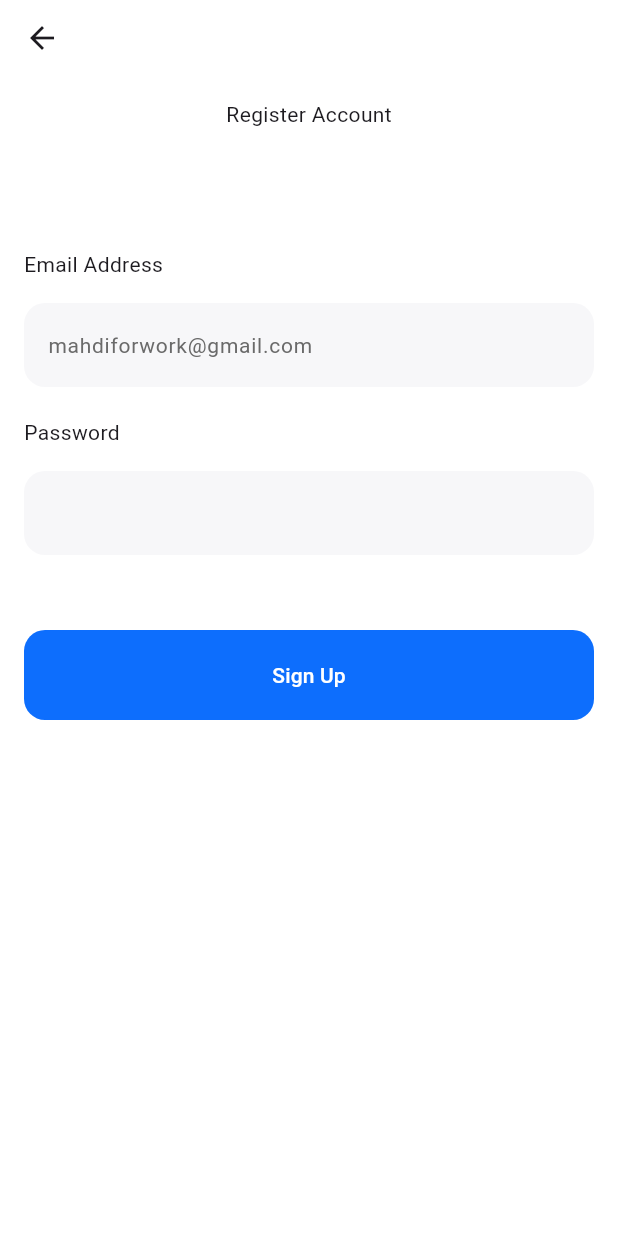
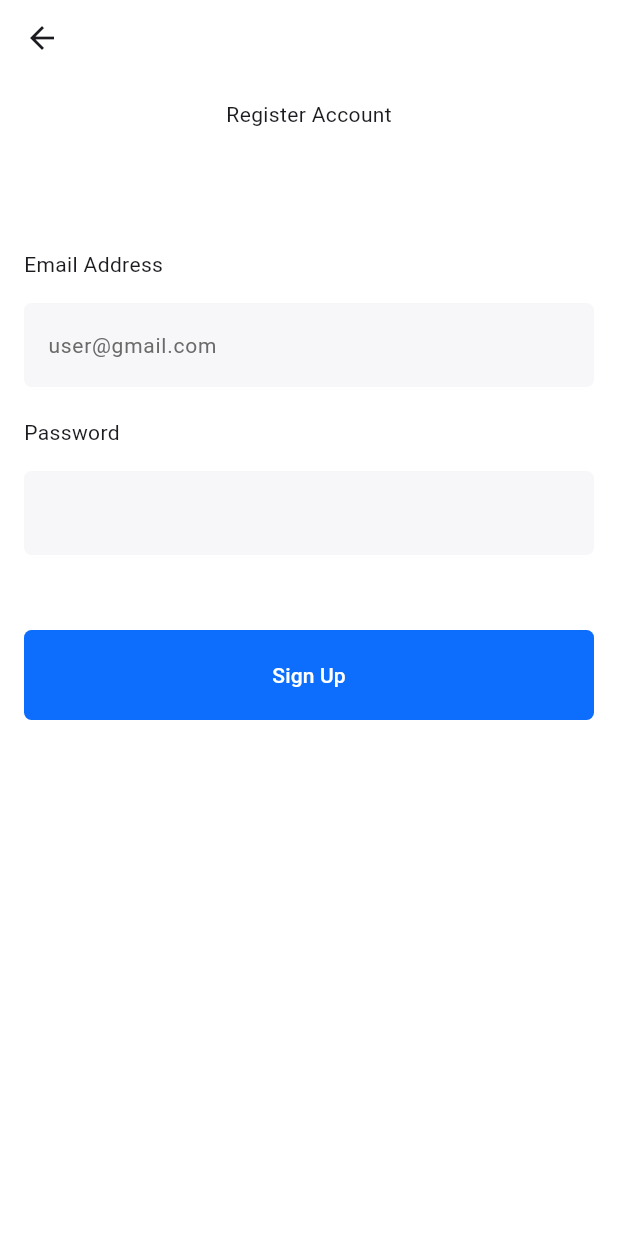
Before and after one commit to PriyankaBhattarai/AttendanceManagementSystem, a Flutter app: the screen it shows after launch, after a tap on "New User? Sign Up", on a phone screen of 412 x 824 dp. Run offline on Flutter 3.47's test engine with Material 3 defaults, Android fonts, the phone set to English and light mode, and no system bars; our stand-ins replace firebase_auth, firebase_core, fluttertoast; missing offline and left inert: dart:html, excel, image_picker_web; accounts and stored records are empty.

Commit message:
update signup page

```diff
--- a/lib/pages/loginPage.dart
+++ b/lib/pages/loginPage.dart
@@ -104,7 +104,6 @@ class _LoginPageState extends State<LoginPage> {
                     'New User? Sign Up',
                     style: TextStyle(
                       color: Colors.blue,
-                      decoration: TextDecoration.underline,
                     ),
                   ),
                 ),
--- a/lib/pages/signUp.dart
+++ b/lib/pages/signUp.dart
@@ -60,7 +60,7 @@ class Signup extends StatelessWidget {
           controller: _emailController,
           decoration: InputDecoration(
               filled: true,
-              hintText: 'mahdiforwork@gmail.com',
+              hintText: 'user@gmail.com',
               hintStyle: const TextStyle(
                   color: Color(0xff6A6A6A),
                   fontWeight: FontWeight.normal,
@@ -68,7 +68,7 @@ class Signup extends StatelessWidget {
               fillColor: const Color(0xffF7F7F9),
               border: OutlineInputBorder(
                   borderSide: BorderSide.none,
-                  borderRadius: BorderRadius.circular(14))),
+                  borderRadius: BorderRadius.circular(5))),
         )
       ],
     );
@@ -91,7 +91,7 @@ class Signup extends StatelessWidget {
               fillColor: const Color(0xffF7F7F9),
               border: OutlineInputBorder(
                   borderSide: BorderSide.none,
-                  borderRadius: BorderRadius.circular(14))),
+                  borderRadius: BorderRadius.circular(5))),
         )
       ],
     );
@@ -102,7 +102,7 @@ class Signup extends StatelessWidget {
       style: ElevatedButton.styleFrom(
         backgroundColor: const Color(0xff0D6EFD),
         shape: RoundedRectangleBorder(
-          borderRadius: BorderRadius.circular(14),
+          borderRadius: BorderRadius.circular(5),
         ),
         minimumSize: const Size(double.infinity, 60),
         elevation: 0,
```
